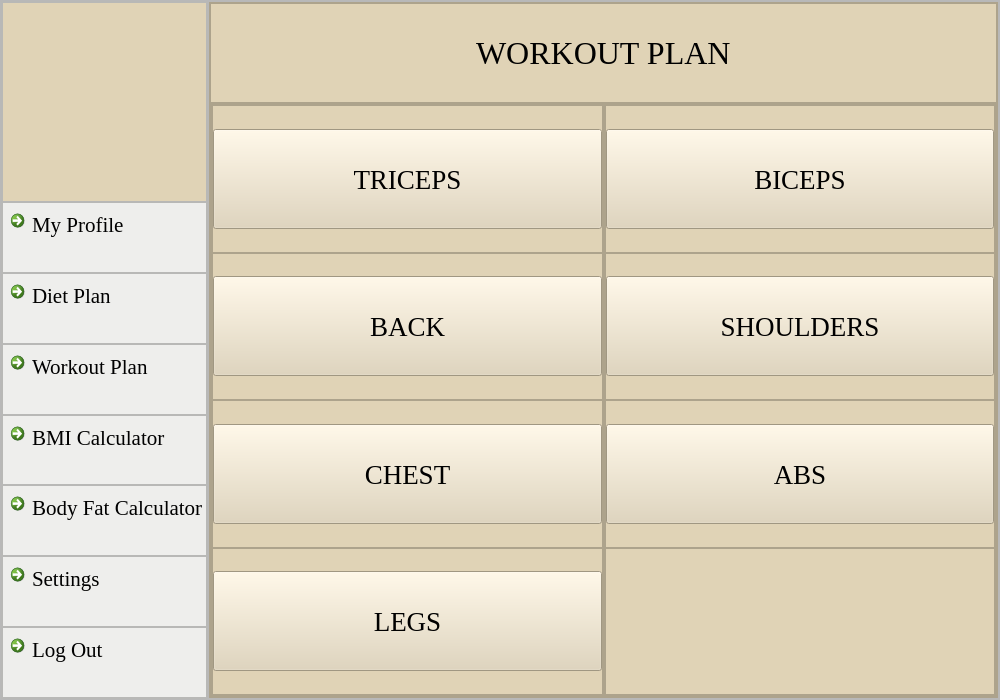
First picture: the form in workout.ui, repository skidgefries/rightmeal, before the edit.
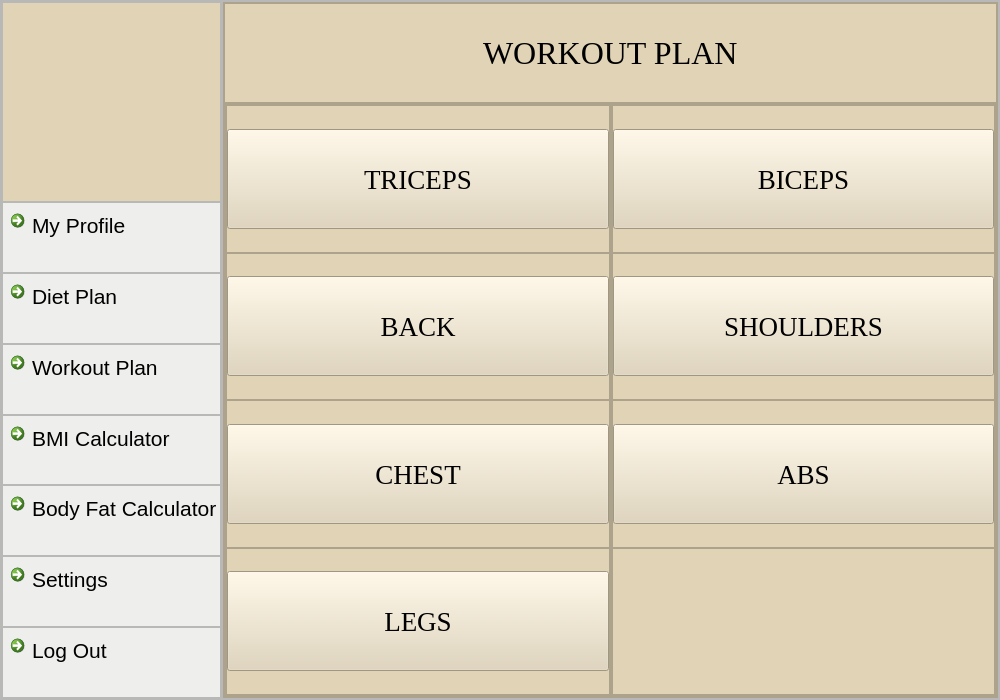
Second picture: the form after the edit. Icons and pictures are not drawn.

The edit to the form file:
```diff
--- a/workout.ui
+++ b/workout.ui
@@ -183,7 +183,7 @@
               <widget class="QCommandLinkButton" name="commandLinkButton_4">
                <property name="font">
                 <font>
-                 <family>Times New Roman</family>
+                 <family>Segoe UI</family>
                  <pointsize>16</pointsize>
                  <bold>false</bold>
                 </font>
@@ -224,7 +224,7 @@
               <widget class="QCommandLinkButton" name="commandLinkButton_9">
                <property name="font">
                 <font>
-                 <family>Times New Roman</family>
+                 <family>Segoe UI</family>
                  <pointsize>16</pointsize>
                  <bold>false</bold>
                 </font>
@@ -265,7 +265,7 @@
               <widget class="QCommandLinkButton" name="commandLinkButton_10">
                <property name="font">
                 <font>
-                 <family>Times New Roman</family>
+                 <family>Segoe UI</family>
                  <pointsize>16</pointsize>
                  <bold>false</bold>
                 </font>
@@ -306,7 +306,7 @@
               <widget class="QCommandLinkButton" name="commandLinkButton_11">
                <property name="font">
                 <font>
-                 <family>Times New Roman</family>
+                 <family>Segoe UI</family>
                  <pointsize>16</pointsize>
                  <bold>false</bold>
                 </font>
@@ -347,7 +347,7 @@
               <widget class="QCommandLinkButton" name="commandLinkButton_12">
                <property name="font">
                 <font>
-                 <family>Times New Roman</family>
+                 <family>Segoe UI</family>
                  <pointsize>16</pointsize>
                  <bold>false</bold>
                 </font>
@@ -388,7 +388,7 @@
               <widget class="QCommandLinkButton" name="commandLinkButton_13">
                <property name="font">
                 <font>
-                 <family>Times New Roman</family>
+                 <family>Segoe UI</family>
                  <pointsize>16</pointsize>
                  <bold>false</bold>
                 </font>
@@ -429,7 +429,7 @@
               <widget class="QCommandLinkButton" name="commandLinkButton_14">
                <property name="font">
                 <font>
-                 <family>Times New Roman</family>
+                 <family>Segoe UI</family>
                  <pointsize>16</pointsize>
                  <bold>false</bold>
                 </font>
@@ -455,7 +455,7 @@
            <rect>
             <x>0</x>
             <y>0</y>
-            <width>785</width>
+            <width>746</width>
             <height>696</height>
            </rect>
           </property>
```
Left out of the diff: 2 changed lines with no effect on the pictures.
